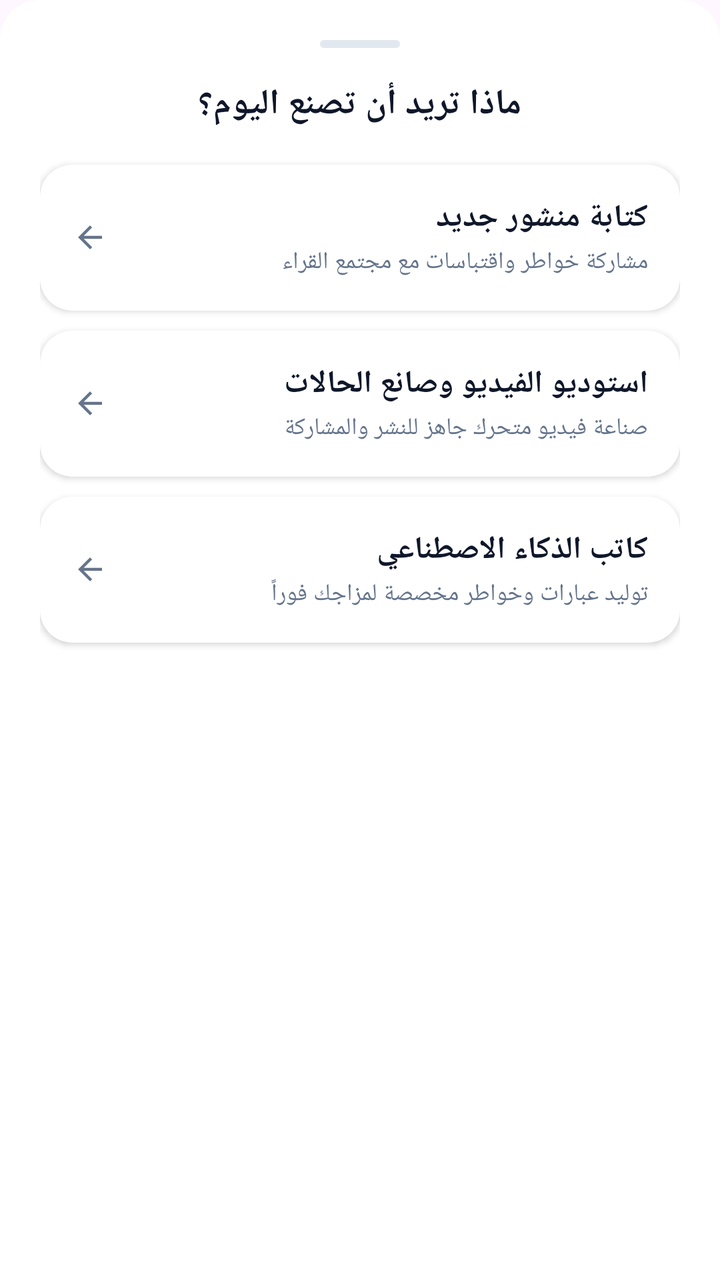
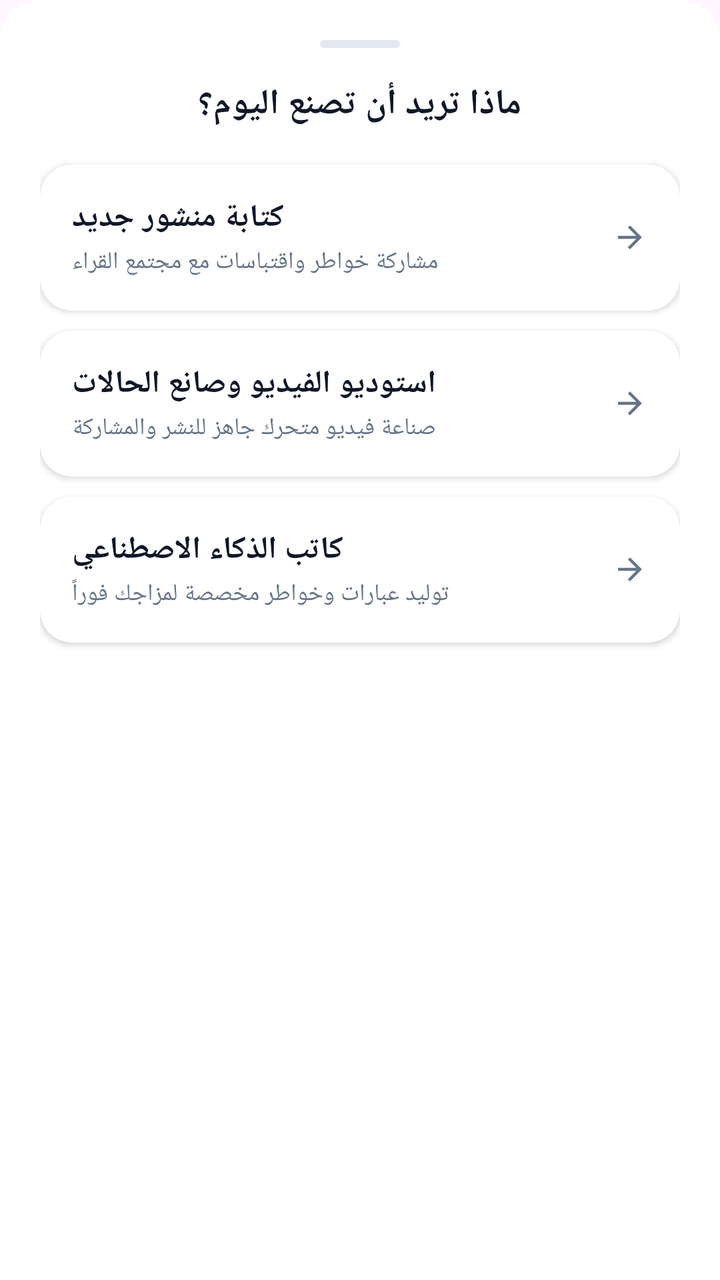

Screens rendered from an Android XML layout before and after an edit, with the pre-edit source and the edit as a unified diff.
<!-- AndroidManifest.xml: application theme Theme.Material3.DayNight.NoActionBar -->
<!-- res/layout/dialog_create_choice.xml -->
<?xml version="1.0" encoding="utf-8"?>
<LinearLayout xmlns:android="http://schemas.android.com/apk/res/android"
    xmlns:app="http://schemas.android.com/apk/res-auto"
    android:layout_width="match_parent"
    android:layout_height="wrap_content"
    android:background="@drawable/bg_bottom_sheet_surface"
    android:layoutDirection="rtl"
    android:orientation="vertical"
    android:padding="20dp">

    
    <View
        android:layout_width="40dp"
        android:layout_height="4dp"
        android:layout_gravity="center_horizontal"
        android:layout_marginBottom="16dp"
        android:background="@drawable/bg_bottom_sheet_handle" />

    <TextView
        android:layout_width="wrap_content"
        android:layout_height="wrap_content"
        android:layout_gravity="center_horizontal"
        android:layout_marginBottom="18dp"
        android:text="ماذا تريد أن تصنع اليوم؟"
        android:textColor="@color/text_primary"
        android:textSize="17.5sp"
        android:textStyle="bold" />

    
    <androidx.cardview.widget.CardView
        android:id="@+id/btnChoiceWritePost"
        android:layout_width="match_parent"
        android:layout_height="wrap_content"
        android:layout_marginBottom="10dp"
        android:clickable="true"
        android:focusable="true"
        android:foreground="?attr/selectableItemBackground"
        app:cardBackgroundColor="@color/bg_card"
        app:cardCornerRadius="16dp"
        app:cardElevation="2dp">

        <LinearLayout
            android:layout_width="match_parent"
            android:layout_height="wrap_content"
            android:gravity="center_vertical"
            android:orientation="horizontal"
            android:padding="16dp">

            <LinearLayout
                android:layout_width="0dp"
                android:layout_height="wrap_content"
                android:layout_weight="1"
                android:orientation="vertical">

                <TextView
                    android:layout_width="wrap_content"
                    android:layout_height="wrap_content"
                    android:text="كتابة منشور جديد"
                    android:textColor="@color/text_primary"
                    android:textSize="15.5sp"
                    android:textStyle="bold" />

                <TextView
                    android:layout_width="wrap_content"
                    android:layout_height="wrap_content"
                    android:layout_marginTop="3dp"
                    android:text="مشاركة خواطر واقتباسات مع مجتمع القراء"
                    android:textColor="@color/text_secondary"
                    android:textSize="12sp" />
            </LinearLayout>

            <ImageView
                android:layout_width="18dp"
                android:layout_height="18dp"
                android:rotation="180"
                android:src="@drawable/ic_arrow_back"
                app:tint="@color/text_secondary" />
        </LinearLayout>
    </androidx.cardview.widget.CardView>

    
    <androidx.cardview.widget.CardView
        android:id="@+id/btnChoiceCreateReel"
        android:layout_width="match_parent"
        android:layout_height="wrap_content"
        android:layout_marginBottom="10dp"
        android:clickable="true"
        android:focusable="true"
        android:foreground="?attr/selectableItemBackground"
        app:cardBackgroundColor="@color/bg_card"
        app:cardCornerRadius="16dp"
        app:cardElevation="2dp">

        <LinearLayout
            android:layout_width="match_parent"
            android:layout_height="wrap_content"
            android:gravity="center_vertical"
            android:orientation="horizontal"
            android:padding="16dp">

            <LinearLayout
                android:layout_width="0dp"
                android:layout_height="wrap_content"
                android:layout_weight="1"
                android:orientation="vertical">

                <TextView
                    android:layout_width="wrap_content"
                    android:layout_height="wrap_content"
                    android:text="استوديو الفيديو وصانع الحالات"
                    android:textColor="@color/text_primary"
                    android:textSize="15.5sp"
                    android:textStyle="bold" />

                <TextView
                    android:layout_width="wrap_content"
                    android:layout_height="wrap_content"
                    android:layout_marginTop="3dp"
                    android:text="صناعة فيديو متحرك جاهز للنشر والمشاركة"
                    android:textColor="@color/text_secondary"
                    android:textSize="12sp" />
            </LinearLayout>

            <ImageView
                android:layout_width="18dp"
                android:layout_height="18dp"
                android:rotation="180"
                android:src="@drawable/ic_arrow_back"
                app:tint="@color/text_secondary" />
        </LinearLayout>
    </androidx.cardview.widget.CardView>

    
    <androidx.cardview.widget.CardView
        android:id="@+id/btnChoiceAiWriter"
        android:layout_width="match_parent"
        android:layout_height="wrap_content"
        android:layout_marginBottom="12dp"
        android:clickable="true"
        android:focusable="true"
        android:foreground="?attr/selectableItemBackground"
        app:cardBackgroundColor="@color/bg_card"
        app:cardCornerRadius="16dp"
        app:cardElevation="2dp">

        <LinearLayout
            android:layout_width="match_parent"
            android:layout_height="wrap_content"
            android:gravity="center_vertical"
            android:orientation="horizontal"
            android:padding="16dp">

            <LinearLayout
                android:layout_width="0dp"
                android:layout_height="wrap_content"
                android:layout_weight="1"
                android:orientation="vertical">

                <TextView
                    android:layout_width="wrap_content"
                    android:layout_height="wrap_content"
                    android:text="كاتب الذكاء الاصطناعي"
                    android:textColor="@color/text_primary"
                    android:textSize="15.5sp"
                    android:textStyle="bold" />

                <TextView
                    android:layout_width="wrap_content"
                    android:layout_height="wrap_content"
                    android:layout_marginTop="3dp"
                    android:text="توليد عبارات وخواطر مخصصة لمزاجك فوراً"
                    android:textColor="@color/text_secondary"
                    android:textSize="12sp" />
            </LinearLayout>

            <ImageView
                android:layout_width="18dp"
                android:layout_height="18dp"
                android:rotation="180"
                android:src="@drawable/ic_arrow_back"
                app:tint="@color/text_secondary" />
        </LinearLayout>
    </androidx.cardview.widget.CardView>

</LinearLayout>
<!-- resources referenced by this layout -->
<resources>
  <color name="bg_card">#FFFFFF</color>
  <color name="text_primary">#0F172A</color>
  <color name="text_secondary">#64748B</color>
  <!-- drawable bg_bottom_sheet_handle (drawable) -->
  <?xml version="1.0" encoding="utf-8"?>
  <shape xmlns:android="http://schemas.android.com/apk/res/android">
      <solid android:color="@color/divider_color" />
      <corners android:radius="4dp" />
      <size
          android:width="44dp"
          android:height="4.5dp" />
  </shape>
  <!-- drawable bg_bottom_sheet_surface (drawable) -->
  <?xml version="1.0" encoding="utf-8"?>
  <shape xmlns:android="http://schemas.android.com/apk/res/android">
      <solid android:color="@color/bg_card" />
      <corners
          android:topLeftRadius="20dp"
          android:topRightRadius="20dp" />
  </shape>
  <!-- drawable ic_arrow_back (drawable) -->
  <vector xmlns:android="http://schemas.android.com/apk/res/android"
      android:width="24dp"
      android:height="24dp"
      android:viewportWidth="24"
      android:viewportHeight="24"
      android:autoMirrored="true">
      <path
          android:fillColor="#FFFFFFFF"
          android:pathData="M20,11H7.83l5.59,-5.59L12,4l-8,8 8,8 1.41,-1.41L7.83,13H20v-2z"/>
  </vector>
  <color name="divider_color">#E2E8F0</color>
</resources>

<!-- the commit's change to res/layout/dialog_create_choice.xml (unified diff, before → after) -->
@@ -4,7 +4,6 @@
     android:layout_width="match_parent"
     android:layout_height="wrap_content"
     android:background="@drawable/bg_bottom_sheet_surface"
-    android:layoutDirection="rtl"
     android:orientation="vertical"
     android:padding="20dp">
 
@@ -21,7 +20,7 @@
         android:layout_height="wrap_content"
         android:layout_gravity="center_horizontal"
         android:layout_marginBottom="18dp"
-        android:text="ماذا تريد أن تصنع اليوم؟"
+        android:text="@string/create_choice_title"
         android:textColor="@color/text_primary"
         android:textSize="17.5sp"
         android:textStyle="bold" />
@@ -55,7 +54,7 @@
                 <TextView
                     android:layout_width="wrap_content"
                     android:layout_height="wrap_content"
-                    android:text="كتابة منشور جديد"
+                    android:text="@string/create_post_title"
                     android:textColor="@color/text_primary"
                     android:textSize="15.5sp"
                     android:textStyle="bold" />
@@ -64,7 +63,7 @@
                     android:layout_width="wrap_content"
                     android:layout_height="wrap_content"
                     android:layout_marginTop="3dp"
-                    android:text="مشاركة خواطر واقتباسات مع مجتمع القراء"
+                    android:text="@string/create_post_desc"
                     android:textColor="@color/text_secondary"
                     android:textSize="12sp" />
             </LinearLayout>
@@ -107,7 +106,7 @@
                 <TextView
                     android:layout_width="wrap_content"
                     android:layout_height="wrap_content"
-                    android:text="استوديو الفيديو وصانع الحالات"
+                    android:text="@string/create_video_title"
                     android:textColor="@color/text_primary"
                     android:textSize="15.5sp"
                     android:textStyle="bold" />
@@ -116,7 +115,7 @@
                     android:layout_width="wrap_content"
                     android:layout_height="wrap_content"
                     android:layout_marginTop="3dp"
-                    android:text="صناعة فيديو متحرك جاهز للنشر والمشاركة"
+                    android:text="@string/create_video_desc"
                     android:textColor="@color/text_secondary"
                     android:textSize="12sp" />
             </LinearLayout>
@@ -159,7 +158,7 @@
                 <TextView
                     android:layout_width="wrap_content"
                     android:layout_height="wrap_content"
-                    android:text="كاتب الذكاء الاصطناعي"
+                    android:text="@string/create_ai_title"
                     android:textColor="@color/text_primary"
                     android:textSize="15.5sp"
                     android:textStyle="bold" />
@@ -168,7 +167,7 @@
                     android:layout_width="wrap_content"
                     android:layout_height="wrap_content"
                     android:layout_marginTop="3dp"
-                    android:text="توليد عبارات وخواطر مخصصة لمزاجك فوراً"
+                    android:text="@string/create_ai_desc"
                     android:textColor="@color/text_secondary"
                     android:textSize="12sp" />
             </LinearLayout>
<!-- resource entries referenced after the edit -->
@@ -31,6 +31,13 @@
           android:fillColor="#FFFFFFFF"
           android:pathData="M20,11H7.83l5.59,-5.59L12,4l-8,8 8,8 1.41,-1.41L7.83,13H20v-2z"/>
   </vector>
+  <string name="create_ai_desc">توليد عبارات وخواطر مخصصة لمزاجك فوراً</string>
+  <string name="create_ai_title">كاتب الذكاء الاصطناعي</string>
+  <string name="create_choice_title">ماذا تريد أن تصنع اليوم؟</string>
+  <string name="create_post_desc">مشاركة خواطر واقتباسات مع مجتمع القراء</string>
+  <string name="create_post_title">كتابة منشور جديد</string>
+  <string name="create_video_desc">صناعة فيديو متحرك جاهز للنشر والمشاركة</string>
+  <string name="create_video_title">استوديو الفيديو وصانع الحالات</string>
   <color name="divider_color">#E2E8F0</color>
 </resources>
 
